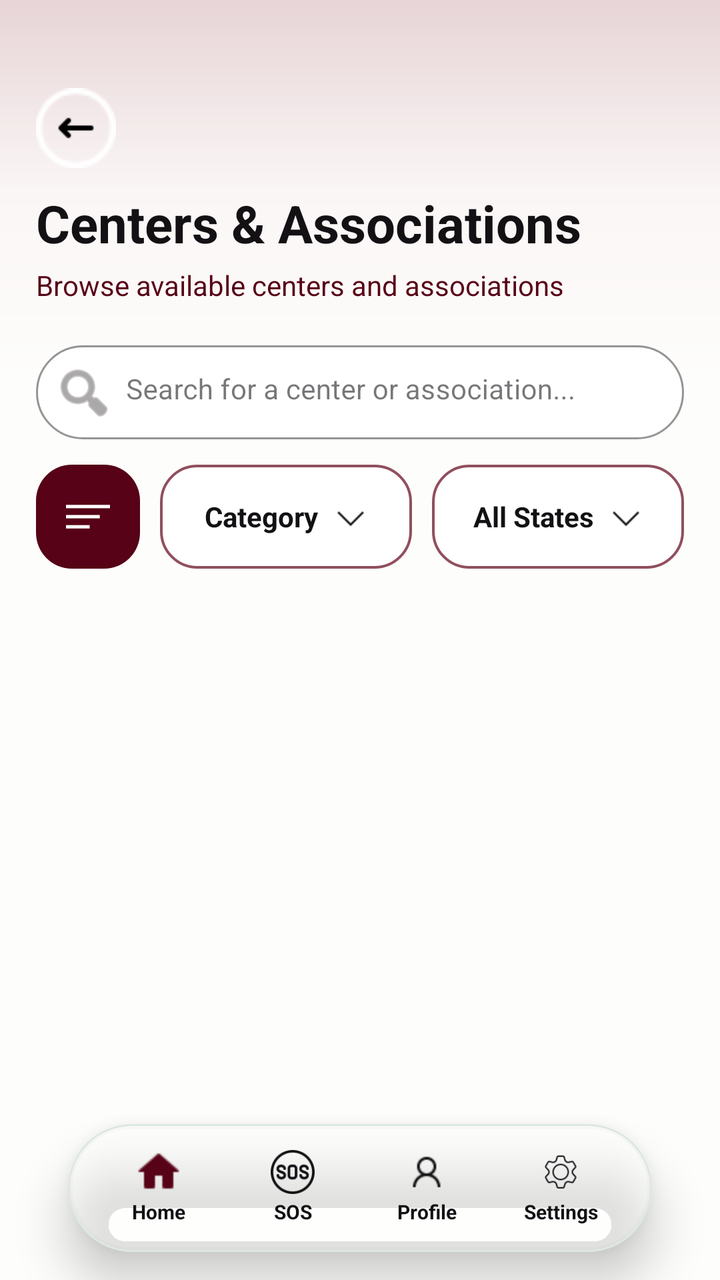
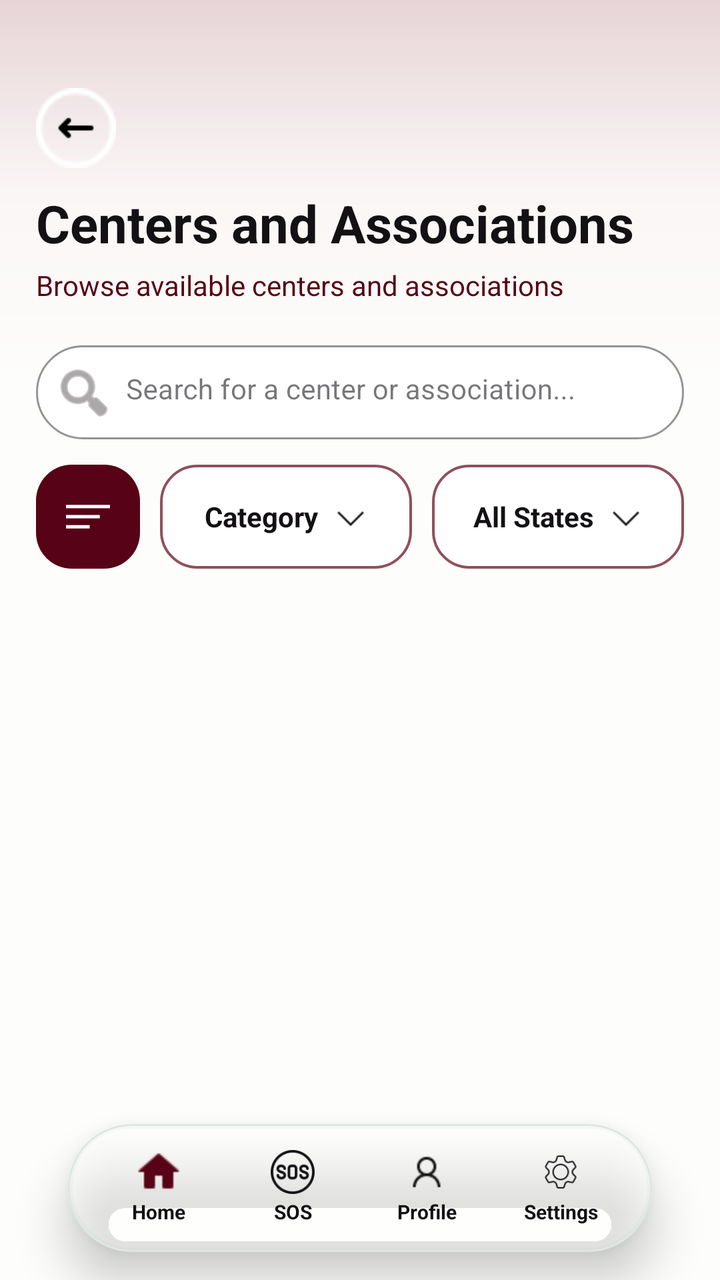

Screens rendered from an Android XML layout before and after an edit, with the pre-edit source and the edit as a unified diff.
<!-- AndroidManifest.xml: application theme Theme.DownSteps1 -->
<!-- res/layout/activity_centers_and_associations.xml -->
<?xml version="1.0" encoding="utf-8"?>
<androidx.constraintlayout.widget.ConstraintLayout
    xmlns:android="http://schemas.android.com/apk/res/android"
    xmlns:tools="http://schemas.android.com/tools"
    xmlns:app="http://schemas.android.com/apk/res-auto"
    android:id="@+id/main"
    android:layout_width="match_parent"
    android:layout_height="match_parent"
    android:layoutDirection="ltr"
    android:background="@color/bg_main"
    tools:context=".ui.CentersAndAssociationsActivity">

    <View
        android:id="@+id/topShape"
        style="@style/TopShape"
        android:layout_width="0dp"
        android:layout_height="190dp"
        android:alpha="0.16"
        app:layout_constraintTop_toTopOf="parent"
        app:layout_constraintStart_toStartOf="parent"
        app:layout_constraintEnd_toEndOf="parent" />

    <LinearLayout
        android:id="@+id/topSection"
        android:layout_width="0dp"
        android:layout_height="wrap_content"
        android:orientation="vertical"
        android:paddingStart="18dp"
        android:paddingTop="16dp"
        android:paddingEnd="18dp"
        app:layout_constraintTop_toTopOf="parent"
        app:layout_constraintStart_toStartOf="parent"
        app:layout_constraintEnd_toEndOf="parent">

        <LinearLayout
            android:id="@+id/headerLayout"
            android:layout_width="match_parent"
            android:layout_height="wrap_content"
            android:orientation="vertical"
            android:paddingTop="28dp"
            android:paddingBottom="10dp">

            <LinearLayout
                android:id="@+id/backContainer"
                style="@style/BackBtn.Box"
                android:layout_marginBottom="10dp"
                android:orientation="horizontal">

                <ImageView
                    android:id="@+id/btnBackChallange1"
                    style="@style/BackBtn.Icon"
                    android:contentDescription="Back" />
            </LinearLayout>

            <TextView
                android:id="@+id/tvTitle"
                style="@style/Text.Title"
                android:layout_width="wrap_content"
                android:layout_height="wrap_content"
                android:text="@string/centers_title"/>

            <TextView
                android:id="@+id/tvSubtitle"
                style="@style/Text.Subtitle"
                android:layout_width="wrap_content"
                android:layout_height="wrap_content"
                android:layout_marginTop="4dp"
                android:text="Browse available centers and associations" />

        </LinearLayout>

        <com.google.android.material.textfield.TextInputLayout
            android:id="@+id/searchLayout"
            style="@style/Input.Search"
            android:layout_width="match_parent"
            android:layout_height="wrap_content"
            android:layout_marginTop="5dp"
            android:hint="Search for a center or association..."
            app:startIconDrawable="@android:drawable/ic_menu_search"
            app:startIconTint="@color/input_icon">

            <com.google.android.material.textfield.TextInputEditText
                android:id="@+id/etSearch"
                style="@style/EditText"
                android:layout_width="match_parent"
                android:layout_height="wrap_content"
                android:inputType="text"
                android:maxLines="1"
                android:gravity="start"
                android:textDirection="ltr"
                android:layoutDirection="ltr" />
        </com.google.android.material.textfield.TextInputLayout>

        <LinearLayout
            android:id="@+id/filterRow"
            android:layout_width="match_parent"
            android:layout_height="wrap_content"
            android:layout_marginTop="12dp"
            android:layout_marginBottom="12dp"
            android:gravity="center_vertical"
            android:orientation="horizontal">

            <LinearLayout
                android:id="@+id/btnFilter"
                android:layout_width="52dp"
                android:layout_height="52dp"
                android:layout_marginEnd="10dp"
                android:background="@drawable/bg_filter_button"
                android:clickable="true"
                android:focusable="true"
                android:gravity="center">

                <ImageView
                    android:id="@+id/ivFilter"
                    android:layout_width="22dp"
                    android:layout_height="22dp"
                    android:src="@drawable/ic_filter"
                    app:tint="@color/white" />
            </LinearLayout>

            <LinearLayout
                android:id="@+id/btnCategory"
                android:layout_width="0dp"
                android:layout_height="52dp"
                android:layout_weight="1"
                android:layout_marginEnd="10dp"
                android:background="@drawable/bg_filter_field"
                android:clickable="true"
                android:focusable="true"
                android:gravity="center"
                android:orientation="horizontal">

                <TextView
                    android:id="@+id/tvCategoryButton"
                    style="@style/Text.Label"
                    android:layout_width="wrap_content"
                    android:layout_height="wrap_content"
                    android:text="Category" />

                <ImageView
                    android:id="@+id/ivCategoryArrow"
                    android:layout_width="16dp"
                    android:layout_height="16dp"
                    android:layout_marginStart="8dp"
                    android:src="@drawable/flechebas"
                    app:tint="@color/text_label" />
            </LinearLayout>

            <LinearLayout
                android:id="@+id/btnState"
                android:layout_width="0dp"
                android:layout_height="52dp"
                android:layout_weight="1"
                android:background="@drawable/bg_filter_field"
                android:clickable="true"
                android:focusable="true"
                android:gravity="center"
                android:orientation="horizontal">

                <TextView
                    android:id="@+id/tvStateButton"
                    style="@style/Text.Label"
                    android:layout_width="wrap_content"
                    android:layout_height="wrap_content"
                    android:text="All States" />

                <ImageView
                    android:id="@+id/ivStateArrow"
                    android:layout_width="16dp"
                    android:layout_height="16dp"
                    android:layout_marginStart="8dp"
                    android:src="@drawable/flechebas"
                    app:tint="@color/text_label" />
            </LinearLayout>

        </LinearLayout>
    </LinearLayout>

    <androidx.recyclerview.widget.RecyclerView
        android:id="@+id/recyclerCenters"
        android:layout_width="0dp"
        android:layout_height="0dp"
        android:clipToPadding="false"
        android:paddingStart="18dp"
        android:paddingEnd="18dp"
        android:paddingBottom="120dp"
        app:layout_constraintTop_toBottomOf="@id/topSection"
        app:layout_constraintBottom_toBottomOf="parent"
        app:layout_constraintStart_toStartOf="parent"
        app:layout_constraintEnd_toEndOf="parent" />

    <TextView
        android:id="@+id/tvNoResults"
        style="@style/Text.Subtitle"
        android:layout_width="wrap_content"
        android:layout_height="wrap_content"
        android:text="No matching results found"
        android:visibility="gone"
        app:layout_constraintTop_toBottomOf="@id/topSection"
        app:layout_constraintBottom_toBottomOf="parent"
        app:layout_constraintStart_toStartOf="parent"
        app:layout_constraintEnd_toEndOf="parent" />

    <include
        android:id="@+id/bottomNavInclude"
        layout="@layout/view_bottom_nav"
        android:layout_width="0dp"
        android:layout_height="64dp"
        android:layout_marginStart="34dp"
        android:layout_marginEnd="34dp"
        android:layout_marginBottom="14dp"
        app:layout_constraintBottom_toBottomOf="parent"
        app:layout_constraintStart_toStartOf="parent"
        app:layout_constraintEnd_toEndOf="parent" />

</androidx.constraintlayout.widget.ConstraintLayout>
<!-- res/layout/view_bottom_nav.xml (included above) -->
<?xml version="1.0" encoding="utf-8"?>
<com.google.android.material.card.MaterialCardView
    xmlns:android="http://schemas.android.com/apk/res/android"
    xmlns:app="http://schemas.android.com/apk/res-auto"
    android:id="@+id/customBottomNav"
    style="@style/BottomNav"
    android:background="@drawable/bg_bottom_nav"
    android:backgroundTint="#66FFFFFF"
    android:stateListAnimator="@null"
    android:layout_width="match_parent"
    android:layout_height="64dp">

    <LinearLayout
        style="@style/BottomNav.Container"
        android:layout_width="match_parent"
        android:layout_height="match_parent"
        android:weightSum="4">

        <LinearLayout
            android:id="@+id/homeTab"
            style="@style/BottomNav.Item">

            <ImageView
                android:id="@+id/navHome"
                style="@style/Icon.Nav"
                android:contentDescription="Home"
                android:src="@drawable/home"
                app:tint="@color/btn_primary" />

            <TextView
                android:id="@+id/txtHome"
                android:layout_width="wrap_content"
                android:layout_height="wrap_content"
                android:layout_marginTop="2dp"
                android:text="Home"
                style="@style/Text.BottomNav" />
        </LinearLayout>

        <LinearLayout
            android:id="@+id/sosTab"
            style="@style/BottomNav.Item">

            <ImageView
                android:id="@+id/navSos"
                style="@style/Icon.Nav"
                android:contentDescription="SOS"
                android:src="@drawable/sos"
                app:tint="@color/text_label" />

            <TextView
                android:id="@+id/txtSos"
                android:layout_width="wrap_content"
                android:layout_height="wrap_content"
                android:layout_marginTop="2dp"
                android:text="SOS"
                style="@style/Text.BottomNav" />
        </LinearLayout>

        <LinearLayout
            android:id="@+id/profileTab"
            style="@style/BottomNav.Item">

            <ImageView
                android:id="@+id/navProfile"
                style="@style/Icon.Nav"
                android:contentDescription="Profile"
                android:src="@drawable/ic_profil"
                app:tint="@color/text_label" />

            <TextView
                android:id="@+id/txtProfile"
                android:layout_width="wrap_content"
                android:layout_height="wrap_content"
                android:layout_marginTop="2dp"
                android:text="Profile"
                style="@style/Text.BottomNav" />
        </LinearLayout>

        <LinearLayout
            android:id="@+id/settingsTab"
            style="@style/BottomNav.Item">

            <ImageView
                android:id="@+id/navSettings"
                style="@style/Icon.Nav"
                android:contentDescription="Settings"
                android:src="@drawable/engrenage"
                app:tint="@color/text_label" />

            <TextView
                android:id="@+id/txtSettings"
                android:layout_width="wrap_content"
                android:layout_height="wrap_content"
                android:layout_marginTop="2dp"
                android:text="Settings"
                style="@style/Text.BottomNav"/>
        </LinearLayout>

    </LinearLayout>
</com.google.android.material.card.MaterialCardView>
<!-- resources referenced by this layout -->
<resources>
  <color name="bg_main">#FDFDFB</color>
  <color name="btn_primary">#570216</color>
  <color name="input_icon">#736F70</color>
  <color name="text_label">#131114</color>
  <color name="white">#FFFFFF</color>
  <!-- drawable bg_filter_button (drawable) -->
  <shape xmlns:android="http://schemas.android.com/apk/res/android">
      <solid android:color="@color/btn_primary" />
      <corners android:radius="18dp" />
  </shape>
  <!-- drawable bg_filter_field (drawable) -->
  <shape xmlns:android="http://schemas.android.com/apk/res/android">
  
      <solid android:color="@color/white" />
  
  
      <corners android:radius="18dp" />
  
      <stroke
          android:width="1.2dp"
          android:color="#904F5D" />
  
  </shape>
  <string name="centers_title">Centers &amp; Associations</string>
  <style name="BackBtn.Icon">
          <item name="android:layout_width">20dp</item>
          <item name="android:layout_height">20dp</item>
          <item name="android:src">@drawable/ic_fleche_gauche</item>
          <item name="android:tint">@color/black</item>
      </style>
  <style name="BottomNav.Container">
  
          <item name="android:paddingStart">12dp</item>
          <item name="android:paddingEnd">12dp</item>
          <item name="android:gravity">center</item>
          <item name="android:orientation">horizontal</item>
      </style>
  <style name="Icon.Nav">
          <item name="android:layout_width">22dp</item>
          <item name="android:layout_height">22dp</item>
      </style>
  <style name="Text.BottomNav">
          <item name="android:textColor">@color/text_label</item>
          <item name="android:textSize">10sp</item>
          <item name="android:textStyle">bold</item>
      </style>
  <style name="Text.Label">
          <item name="android:textColor">@color/text_label</item>
          <item name="android:textSize">14sp</item>
          <item name="android:textStyle">bold</item>
      </style>
  <style name="Text.Subtitle">
          <item name="android:textColor">@color/text_subtitle</item>
          <item name="android:textSize">14sp</item>
      </style>
  <style name="Text.Title">
          <item name="android:textColor">@color/text_title</item>
          <item name="android:textSize">26sp</item>
          <item name="android:textStyle">bold</item>
      </style>
  <style name="TopShape">
          <item name="android:background">@drawable/bg_top</item>
          <item name="android:alpha">0.45</item>
      </style>
  <style name="Theme.DownSteps1" parent="Base.Theme.DownSteps1" />
  <color name="black">#000000</color>
  <color name="text_input">#131114</color>
  <color name="text_hint">#890221</color>
  <style name="Input.Rounded" parent="Input">
          <item name="boxCornerRadiusTopStart">24dp</item>
          <item name="boxCornerRadiusTopEnd">24dp</item>
          <item name="boxCornerRadiusBottomStart">24dp</item>
          <item name="boxCornerRadiusBottomEnd">24dp</item>
      </style>
  <color name="input_border">#997981</color>
  <color name="input_bg">#FFFFFF</color>
  <color name="text_hint_layout">#97777E</color>
  <color name="text_subtitle">#570216</color>
  <color name="text_title">#131114</color>
  <style name="Base.Theme.DownSteps1" parent="Theme.Material3.DayNight.NoActionBar">
          
          
          <item name="colorPrimary">@color/btn_primary</item>
          <item name="colorSecondary">@color/btn_primary</item>
          <item name="colorAccent">@color/btn_primary</item>
      </style>
  <!-- unchanged entries left out for length: 16 -->
</resources>

<!-- the commit's change to res/layout/activity_centers_and_associations.xml (unified diff, before → after) -->
@@ -65,7 +65,7 @@
                 android:layout_width="wrap_content"
                 android:layout_height="wrap_content"
                 android:layout_marginTop="4dp"
-                android:text="Browse available centers and associations" />
+                android:text="@string/centers_subtitle" />
 
         </LinearLayout>
 
@@ -75,7 +75,7 @@
             android:layout_width="match_parent"
             android:layout_height="wrap_content"
             android:layout_marginTop="5dp"
-            android:hint="Search for a center or association..."
+            android:hint="@string/search_center"
             app:startIconDrawable="@android:drawable/ic_menu_search"
             app:startIconTint="@color/input_icon">
 
@@ -135,7 +135,7 @@
                     style="@style/Text.Label"
                     android:layout_width="wrap_content"
                     android:layout_height="wrap_content"
-                    android:text="Category" />
+                    android:text="@string/category" />
 
                 <ImageView
                     android:id="@+id/ivCategoryArrow"
@@ -162,7 +162,7 @@
                     style="@style/Text.Label"
                     android:layout_width="wrap_content"
                     android:layout_height="wrap_content"
-                    android:text="All States" />
+                    android:text="@string/all_states"/>
 
                 <ImageView
                     android:id="@+id/ivStateArrow"
@@ -194,7 +194,7 @@
         style="@style/Text.Subtitle"
         android:layout_width="wrap_content"
         android:layout_height="wrap_content"
-        android:text="No matching results found"
+        android:text="@string/no_results_found"
         android:visibility="gone"
         app:layout_constraintTop_toBottomOf="@id/topSection"
         app:layout_constraintBottom_toBottomOf="parent"
@@ -240,7 +240,7 @@
             <ImageView
                 android:id="@+id/navHome"
                 style="@style/Icon.Nav"
-                android:contentDescription="Home"
+                android:contentDescription="@string/home"
                 android:src="@drawable/home"
                 app:tint="@color/btn_primary" />
 
@@ -249,7 +249,7 @@
                 android:layout_width="wrap_content"
                 android:layout_height="wrap_content"
                 android:layout_marginTop="2dp"
-                android:text="Home"
+                android:text="@string/home"
                 style="@style/Text.BottomNav" />
         </LinearLayout>
 
@@ -260,7 +260,7 @@
             <ImageView
                 android:id="@+id/navSos"
                 style="@style/Icon.Nav"
-                android:contentDescription="SOS"
+                android:contentDescription="@string/sos"
                 android:src="@drawable/sos"
                 app:tint="@color/text_label" />
 
@@ -269,7 +269,7 @@
                 android:layout_width="wrap_content"
                 android:layout_height="wrap_content"
                 android:layout_marginTop="2dp"
-                android:text="SOS"
+                android:text="@string/sos"
                 style="@style/Text.BottomNav" />
         </LinearLayout>
 
@@ -280,7 +280,7 @@
             <ImageView
                 android:id="@+id/navProfile"
                 style="@style/Icon.Nav"
-                android:contentDescription="Profile"
+                android:contentDescription="@string/profile"
                 android:src="@drawable/ic_profil"
                 app:tint="@color/text_label" />
 
@@ -289,7 +289,7 @@
                 android:layout_width="wrap_content"
                 android:layout_height="wrap_content"
                 android:layout_marginTop="2dp"
-                android:text="Profile"
+                android:text="@string/profile"
                 style="@style/Text.BottomNav" />
         </LinearLayout>
 
@@ -300,7 +300,7 @@
             <ImageView
                 android:id="@+id/navSettings"
                 style="@style/Icon.Nav"
-                android:contentDescription="Settings"
+                android:contentDescription="@string/settings"
                 android:src="@drawable/engrenage"
                 app:tint="@color/text_label" />
 
@@ -309,7 +309,7 @@
                 android:layout_width="wrap_content"
                 android:layout_height="wrap_content"
                 android:layout_marginTop="2dp"
-                android:text="Settings"
+                android:text="@string/settings"
                 style="@style/Text.BottomNav"/>
         </LinearLayout>
 
<!-- resource entries referenced after the edit -->
@@ -23,7 +23,16 @@
           android:color="#904F5D" />
   
   </shape>
-  <string name="centers_title">Centers &amp; Associations</string>
+  <string name="all_states">All States</string>
+  <string name="category">Category</string>
+  <string name="centers_subtitle">Browse available centers and associations</string>
+  <string name="centers_title">Centers and Associations</string>
+  <string name="home">Home</string>
+  <string name="no_results_found">No matching results found</string>
+  <string name="profile">Profile</string>
+  <string name="search_center">Search for a center or association...</string>
+  <string name="settings">Settings</string>
+  <string name="sos">SOS</string>
   <style name="BackBtn.Icon">
           <item name="android:layout_width">20dp</item>
           <item name="android:layout_height">20dp</item>
